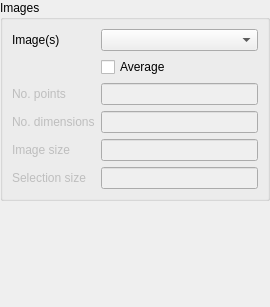
Qt form src/ImagesLayerWidget.ui (ManiVaultStudio/ImageViewerPlugin) before a commit.
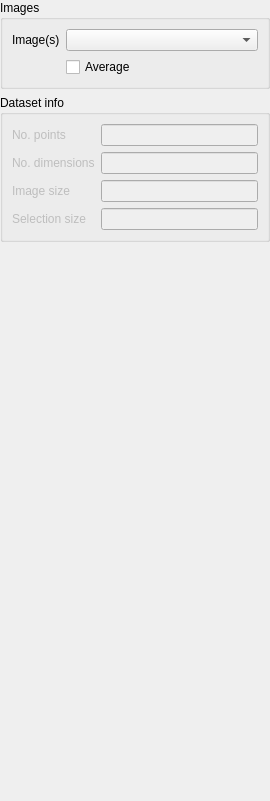
The same form after that commit.

Commit message: Work on points layer gui

The edit to the form file:
```diff
--- a/src/ImagesLayerWidget.ui
+++ b/src/ImagesLayerWidget.ui
@@ -10,7 +10,7 @@
     <x>0</x>
     <y>0</y>
     <width>270</width>
-    <height>307</height>
+    <height>801</height>
    </rect>
   </property>
   <property name="sizePolicy">
@@ -50,23 +50,6 @@
       <string>Images</string>
      </property>
      <layout class="QGridLayout" name="gridLayout">
-      <item row="2" column="0">
-       <widget class="QLabel" name="noPointsLabel">
-        <property name="enabled">
-         <bool>false</bool>
-        </property>
-        <property name="text">
-         <string>No. points</string>
-        </property>
-       </widget>
-      </item>
-      <item row="4" column="1">
-       <widget class="QLineEdit" name="imageSizeLineEdit">
-        <property name="enabled">
-         <bool>false</bool>
-        </property>
-       </widget>
-      </item>
       <item row="0" column="0">
        <widget class="QLabel" name="currentImageLabel">
         <property name="text">
@@ -74,30 +57,6 @@
         </property>
        </widget>
       </item>
-      <item row="3" column="1">
-       <widget class="QLineEdit" name="noDimensionsLineEdit">
-        <property name="enabled">
-         <bool>false</bool>
-        </property>
-       </widget>
-      </item>
-      <item row="2" column="1">
-       <widget class="QLineEdit" name="noPointsLineEdit">
-        <property name="enabled">
-         <bool>false</bool>
-        </property>
-       </widget>
-      </item>
-      <item row="5" column="0">
-       <widget class="QLabel" name="selectionSizeLabel">
-        <property name="enabled">
-         <bool>false</bool>
-        </property>
-        <property name="text">
-         <string>Selection size</string>
-        </property>
-       </widget>
-      </item>
       <item row="0" column="1">
        <widget class="QComboBox" name="currentImageComboBox">
         <property name="sizePolicy">
@@ -108,14 +67,37 @@
         </property>
        </widget>
       </item>
-      <item row="5" column="1">
-       <widget class="QLineEdit" name="selectionSizeLineEdit">
+      <item row="1" column="1">
+       <widget class="QCheckBox" name="averageCheckBox">
+        <property name="text">
+         <string>Average</string>
+        </property>
+       </widget>
+      </item>
+     </layout>
+    </widget>
+   </item>
+   <item>
+    <widget class="QGroupBox" name="datasetInfoGroupBox">
+     <property name="title">
+      <string>Dataset info</string>
+     </property>
+     <layout class="QGridLayout" name="gridLayout_2">
+      <item row="0" column="1">
+       <widget class="QLineEdit" name="noPointsLineEdit">
         <property name="enabled">
          <bool>false</bool>
         </property>
        </widget>
       </item>
-      <item row="3" column="0">
+      <item row="1" column="1">
+       <widget class="QLineEdit" name="noDimensionsLineEdit">
+        <property name="enabled">
+         <bool>false</bool>
+        </property>
+       </widget>
+      </item>
+      <item row="1" column="0">
        <widget class="QLabel" name="noDimensionsLabel">
         <property name="enabled">
          <bool>false</bool>
@@ -125,7 +107,7 @@
         </property>
        </widget>
       </item>
-      <item row="4" column="0">
+      <item row="2" column="0">
        <widget class="QLabel" name="imageSizeLabel">
         <property name="enabled">
          <bool>false</bool>
@@ -135,10 +117,37 @@
         </property>
        </widget>
       </item>
-      <item row="1" column="1">
-       <widget class="QCheckBox" name="averageCheckBox">
+      <item row="2" column="1">
+       <widget class="QLineEdit" name="imageSizeLineEdit">
+        <property name="enabled">
+         <bool>false</bool>
+        </property>
+       </widget>
+      </item>
+      <item row="0" column="0">
+       <widget class="QLabel" name="noPointsLabel">
+        <property name="enabled">
+         <bool>false</bool>
+        </property>
         <property name="text">
-         <string>Average</string>
+         <string>No. points</string>
+        </property>
+       </widget>
+      </item>
+      <item row="3" column="0">
+       <widget class="QLabel" name="selectionSizeLabel">
+        <property name="enabled">
+         <bool>false</bool>
+        </property>
+        <property name="text">
+         <string>Selection size</string>
+        </property>
+       </widget>
+      </item>
+      <item row="3" column="1">
+       <widget class="QLineEdit" name="selectionSizeLineEdit">
+        <property name="enabled">
+         <bool>false</bool>
         </property>
        </widget>
       </item>
```
The commit also changes 12 other files.
